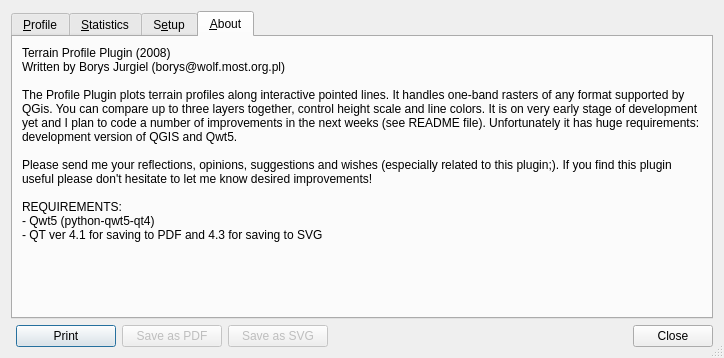
First picture: the form in profilebase.ui, repository etiennesky/profiletool, before the edit.
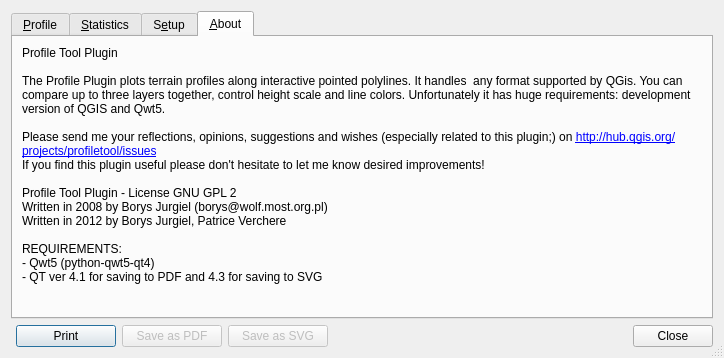
Second picture: the form after the edit. The open tabs and pages were chosen to show the change. Custom widgets are drawn as their Qt base class.

Patch:
```diff
--- a/profilebase.ui
+++ b/profilebase.ui
@@ -655,16 +655,8 @@
        </item>
       </layout>
      </widget>
-     <widget class="QWidget" name="tab_3" >
-      <property name="geometry" >
-       <rect>
-        <x>0</x>
-        <y>0</y>
-        <width>702</width>
-        <height>273</height>
-       </rect>
-      </property>
-      <attribute name="title" >
+     <widget class="QWidget" name="tab_3">
+      <attribute name="title">
        <string>&amp;About</string>
       </attribute>
       <layout class="QGridLayout" >
@@ -673,18 +665,26 @@
          <property name="cursor" >
           <cursorShape>ArrowCursor</cursorShape>
          </property>
-         <property name="text" >
-          <string>Terrain Profile Plugin (2008)
-Written by Borys Jurgiel (borys@wolf.most.org.pl)
-
-The Profile Plugin plots terrain profiles along interactive pointed lines. It handles one-band rasters of any format supported by QGis. You can compare up to three layers together, control height scale and line colors. It is on very early stage of development yet and I plan to code a number of improvements in the next weeks (see README file). Unfortunately it has huge requirements: development version of QGIS and Qwt5.
-
-Please send me your reflections, opinions, suggestions and wishes (especially related to this plugin;). If you find this plugin useful please don't hesitate to let me know desired improvements!
-
-REQUIREMENTS:
-- Qwt5 (python-qwt5-qt4)
-- QT ver 4.1 for saving to PDF and 4.3 for saving to SVG
-</string>
+         <property name="text">
+          <string>&lt;!DOCTYPE HTML PUBLIC &quot;-//W3C//DTD HTML 4.0//EN&quot; &quot;http://www.w3.org/TR/REC-html40/strict.dtd&quot;&gt;
+&lt;html&gt;&lt;head&gt;&lt;meta name=&quot;qrichtext&quot; content=&quot;1&quot; /&gt;&lt;style type=&quot;text/css&quot;&gt;
+p, li { white-space: pre-wrap; }
+&lt;/style&gt;&lt;/head&gt;&lt;body style=&quot; font-family:'Sans Serif'; font-size:9pt; font-weight:400; font-style:normal;&quot;&gt;
+&lt;p style=&quot; margin-top:0px; margin-bottom:0px; margin-left:0px; margin-right:0px; -qt-block-indent:0; text-indent:0px;&quot;&gt;Profile Tool Plugin&lt;/p&gt;
+&lt;p style=&quot;-qt-paragraph-type:empty; margin-top:0px; margin-bottom:0px; margin-left:0px; margin-right:0px; -qt-block-indent:0; text-indent:0px;&quot;&gt;&lt;/p&gt;
+&lt;p style=&quot; margin-top:0px; margin-bottom:0px; margin-left:0px; margin-right:0px; -qt-block-indent:0; text-indent:0px;&quot;&gt;The Profile Plugin plots terrain profiles along interactive pointed polylines. It handles  any format supported by QGis. You can compare up to three layers together, control height scale and line colors. Unfortunately it has huge requirements: development version of QGIS and Qwt5.&lt;/p&gt;
+&lt;p style=&quot;-qt-paragraph-type:empty; margin-top:0px; margin-bottom:0px; margin-left:0px; margin-right:0px; -qt-block-indent:0; text-indent:0px;&quot;&gt;&lt;/p&gt;
+&lt;p style=&quot; margin-top:0px; margin-bottom:0px; margin-left:0px; margin-right:0px; -qt-block-indent:0; text-indent:0px;&quot;&gt;Please send me your reflections, opinions, suggestions and wishes (especially related to this plugin;) on &lt;a href=&quot;http://hub.qgis.org/projects/profiletool/issues&quot;&gt;&lt;span style=&quot; text-decoration: underline; color:#0000ff;&quot;&gt;http://hub.qgis.org/projects/profiletool/issues&lt;/span&gt;&lt;/a&gt;&lt;/p&gt;
+&lt;p style=&quot; margin-top:0px; margin-bottom:0px; margin-left:0px; margin-right:0px; -qt-block-indent:0; text-indent:0px;&quot;&gt;If you find this plugin useful please don't hesitate to let me know desired improvements!&lt;/p&gt;
+&lt;p style=&quot;-qt-paragraph-type:empty; margin-top:0px; margin-bottom:0px; margin-left:0px; margin-right:0px; -qt-block-indent:0; text-indent:0px;&quot;&gt;&lt;/p&gt;
+&lt;p style=&quot; margin-top:0px; margin-bottom:0px; margin-left:0px; margin-right:0px; -qt-block-indent:0; text-indent:0px;&quot;&gt;Profile Tool Plugin - License GNU GPL 2&lt;/p&gt;
+&lt;p style=&quot; margin-top:0px; margin-bottom:0px; margin-left:0px; margin-right:0px; -qt-block-indent:0; text-indent:0px;&quot;&gt;Written in 2008 by Borys Jurgiel (borys@wolf.most.org.pl)&lt;/p&gt;
+&lt;p style=&quot; margin-top:0px; margin-bottom:0px; margin-left:0px; margin-right:0px; -qt-block-indent:0; text-indent:0px;&quot;&gt;Written in 2012 by Borys Jurgiel, Patrice Verchere&lt;/p&gt;
+&lt;p style=&quot;-qt-paragraph-type:empty; margin-top:0px; margin-bottom:0px; margin-left:0px; margin-right:0px; -qt-block-indent:0; text-indent:0px;&quot;&gt;&lt;/p&gt;
+&lt;p style=&quot; margin-top:0px; margin-bottom:0px; margin-left:0px; margin-right:0px; -qt-block-indent:0; text-indent:0px;&quot;&gt;REQUIREMENTS:&lt;/p&gt;
+&lt;p style=&quot; margin-top:0px; margin-bottom:0px; margin-left:0px; margin-right:0px; -qt-block-indent:0; text-indent:0px;&quot;&gt;- Qwt5 (python-qwt5-qt4)&lt;/p&gt;
+&lt;p style=&quot; margin-top:0px; margin-bottom:0px; margin-left:0px; margin-right:0px; -qt-block-indent:0; text-indent:0px;&quot;&gt;- QT ver 4.1 for saving to PDF and 4.3 for saving to SVG&lt;/p&gt;
+&lt;p style=&quot;-qt-paragraph-type:empty; margin-top:0px; margin-bottom:0px; margin-left:0px; margin-right:0px; -qt-block-indent:0; text-indent:0px;&quot;&gt;&lt;/p&gt;&lt;/body&gt;&lt;/html&gt;</string>
          </property>
          <property name="textFormat" >
           <enum>Qt::AutoText</enum>
```
Left out of the diff: 481 changed lines with no effect on the pictures.
